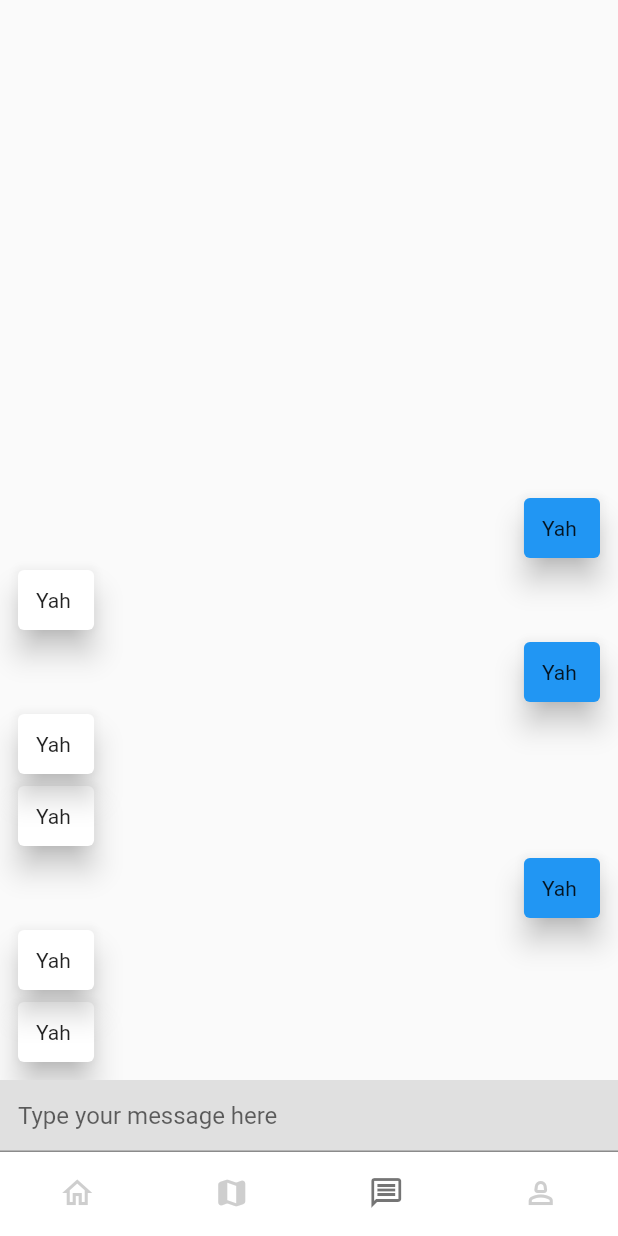
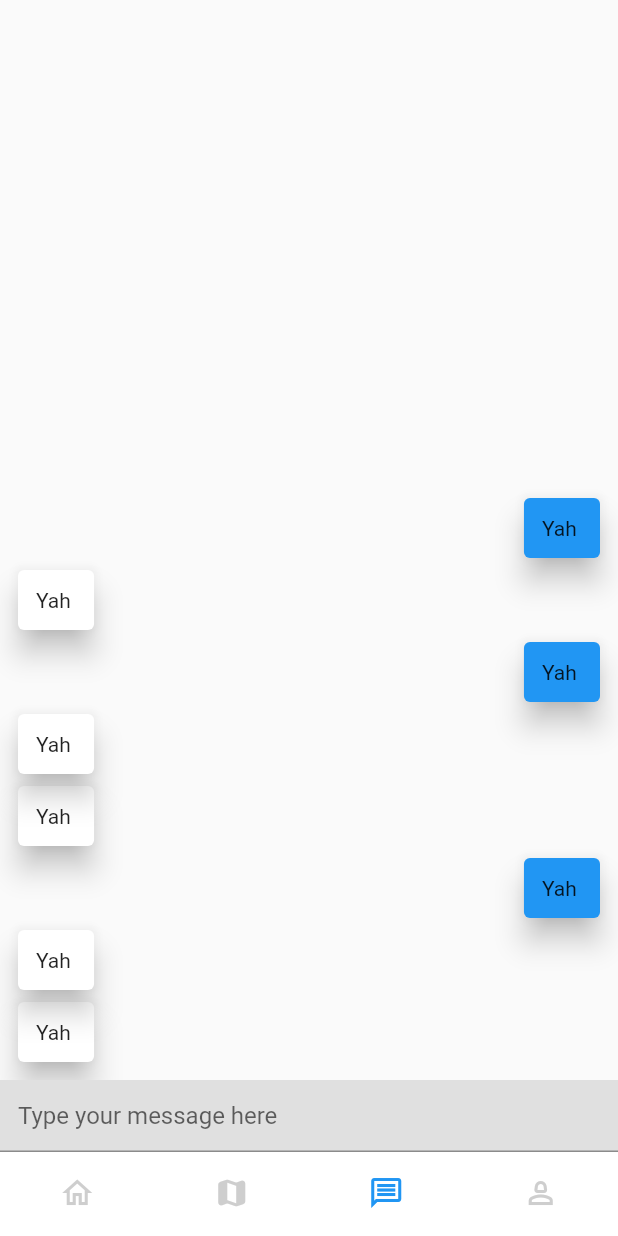
Before and after one commit to lucas-doki/findmybag, a Flutter app: the screen it shows after launch, item 3 of the bottom bar chosen, on a phone screen of 412 x 824 dp. Run offline on Flutter 3.47's test engine with Material 2 defaults, Android fonts, the light colour scheme and no system bars; drawn by our look-alikes of grouped_list; our stand-ins replace flutter_map, latlong2.

Commit message:
icon color changed

```diff
--- a/lib/screens/main_screen.dart
+++ b/lib/screens/main_screen.dart
@@ -40,7 +40,7 @@ class _MainScreenState extends State<MainScreen> {
         backgroundColor: Colors.white,
         onTap: onTap,
         currentIndex: currentIndex,
-        selectedItemColor: Colors.black54,
+        selectedItemColor: Colors.blue,
         unselectedItemColor: Colors.grey.withOpacity(0.5),
         showUnselectedLabels: false,
         showSelectedLabels: false,
```
